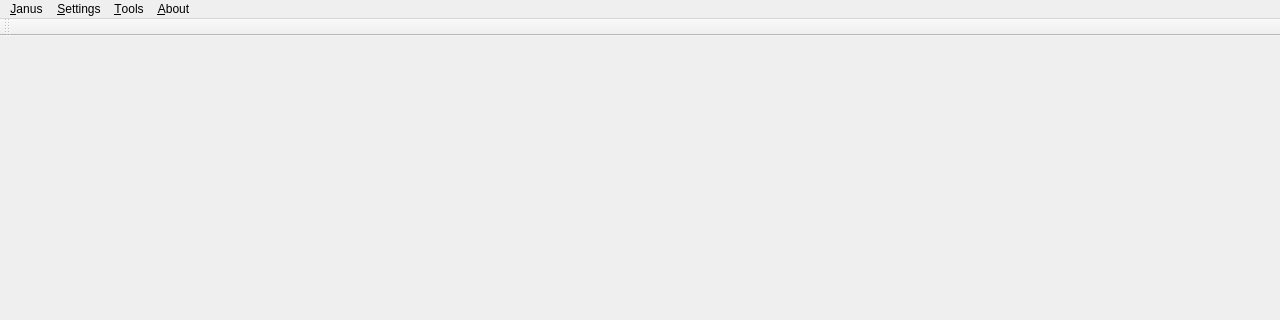
The window that UI/ui.ui (ouxianghui/janus-client) describes before a commit, drawn with Qt 5; both pictures show x 0 to 1280 and y 0 to 320 of the 1280 by 720 pixel window.
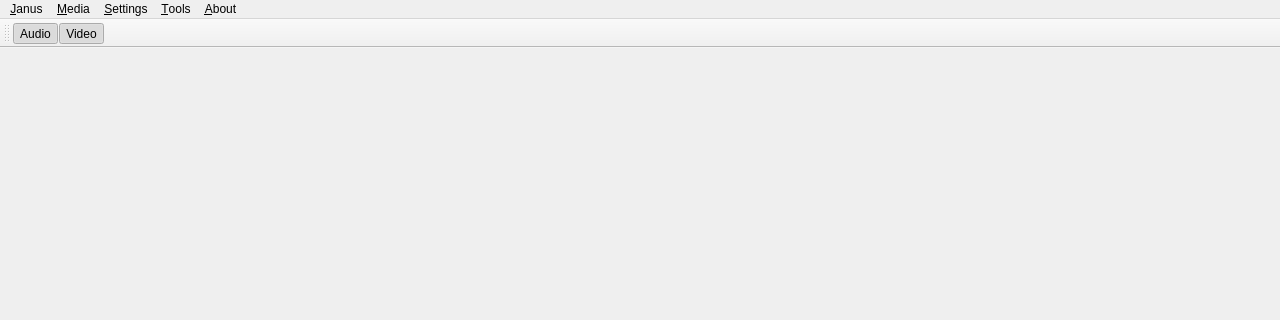
The same window after the commit. Icons and pictures are not drawn.

Commit message: implement audio/video mute & unmute

```diff
--- a/UI/ui.ui
+++ b/UI/ui.ui
@@ -63,7 +63,15 @@
     <addaction name="actionStatistics"/>
     <addaction name="actionConsole"/>
    </widget>
+   <widget class="QMenu" name="menu_Media">
+    <property name="title">
+     <string>&amp;Media</string>
+    </property>
+    <addaction name="actionAudio"/>
+    <addaction name="actionVideo"/>
+   </widget>
    <addaction name="menuConnect"/>
+   <addaction name="menu_Media"/>
    <addaction name="menuSettings"/>
    <addaction name="menuTools"/>
    <addaction name="menuAbout"/>
@@ -90,6 +98,8 @@
    <attribute name="toolBarBreak">
     <bool>false</bool>
    </attribute>
+   <addaction name="actionAudio"/>
+   <addaction name="actionVideo"/>
   </widget>
   <widget class="QStatusBar" name="statusBar"/>
   <action name="actionJanusGateway">
@@ -152,6 +162,28 @@
     <string>&amp;Create Room</string>
    </property>
   </action>
+  <action name="actionAudio">
+   <property name="checkable">
+    <bool>true</bool>
+   </property>
+   <property name="checked">
+    <bool>true</bool>
+   </property>
+   <property name="text">
+    <string>&amp;Audio</string>
+   </property>
+  </action>
+  <action name="actionVideo">
+   <property name="checkable">
+    <bool>true</bool>
+   </property>
+   <property name="checked">
+    <bool>true</bool>
+   </property>
+   <property name="text">
+    <string>&amp;Video</string>
+   </property>
+  </action>
  </widget>
  <layoutdefault spacing="6" margin="11"/>
  <resources/>
```
The commit also changes 6 other files.
